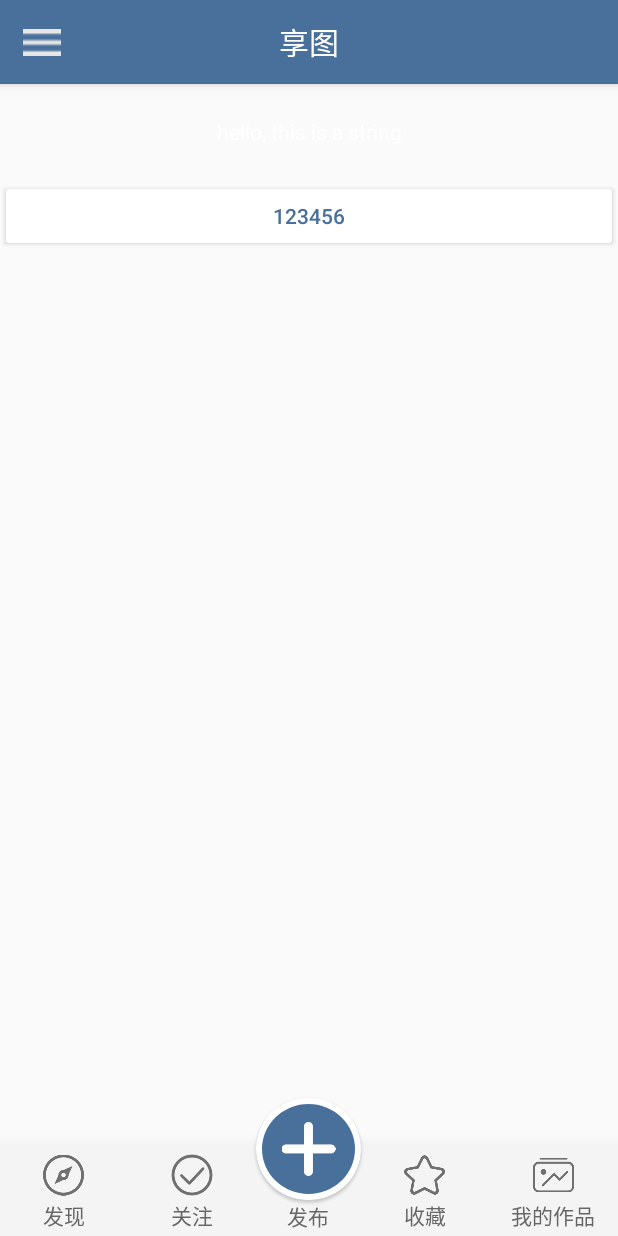
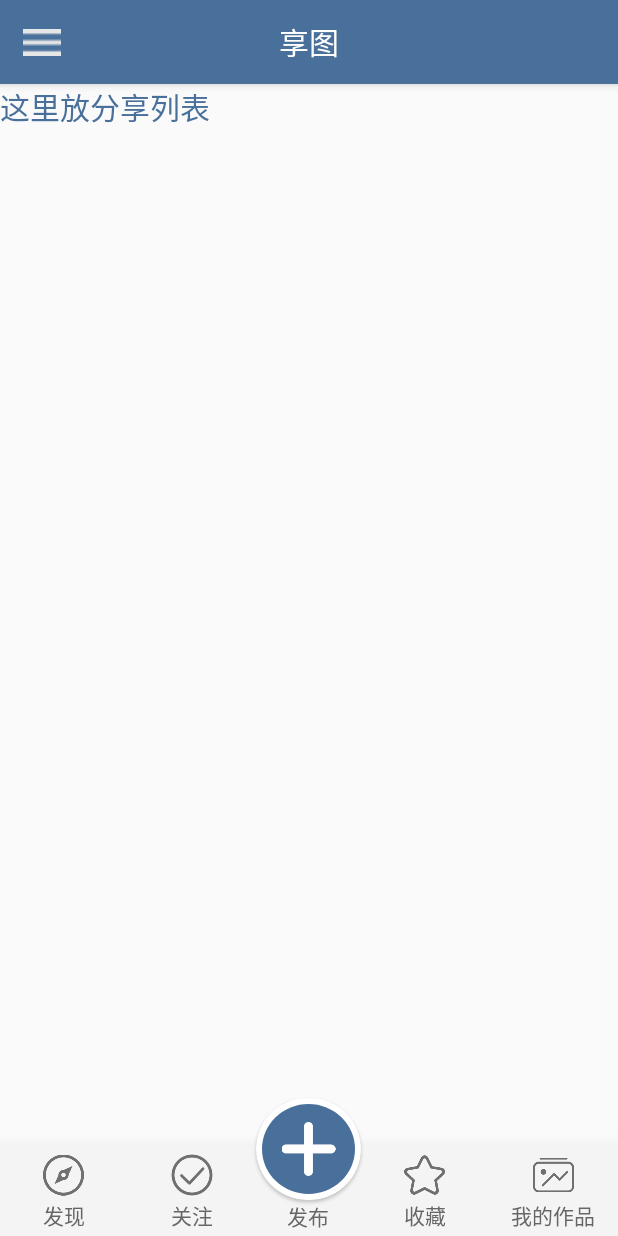
Before and after one commit to StriveCar/AndroidTask, an Android app: the MainActivity screen opened directly, with no data from a screen before it, on a phone screen of 412 x 824 dp. Run offline under Robolectric (Android 15) with nearby library versions, the light colour scheme and no system bars; our stand-ins replace CircleImageView; pictures from the network do not load; Roboto replaces fonts that are not available here; 2 statements that could not run were skipped.

Commit message:
创建分享、关注、收藏、和点赞列表对应的fragment类和布局文件

```diff
--- a/app/src/main/java/com/example/androidtask/MainActivity.java
+++ b/app/src/main/java/com/example/androidtask/MainActivity.java
@@ -7,12 +7,15 @@ import android.util.DisplayMetrics;
 import android.view.MenuItem;
 import android.view.View;
 import android.widget.ImageView;
+import android.widget.LinearLayout;
+import android.widget.RelativeLayout;
 import android.widget.TextView;
 import android.widget.Toast;
 
 import androidx.annotation.NonNull;
 import androidx.appcompat.app.AppCompatActivity;
 import androidx.appcompat.widget.Toolbar;
+import androidx.cardview.widget.CardView;
 import androidx.core.view.GravityCompat;
 import androidx.drawerlayout.widget.DrawerLayout;
 
@@ -42,11 +45,21 @@ public class MainActivity extends AppCompatActivity implements View.OnClickListe
 
     private boolean night_sun = false;
     private Toolbar toolbar;
-
     @Override
     protected void onCreate(Bundle savedInstanceState) {
         super.onCreate(savedInstanceState);
         setContentView(R.layout.activity_main);
+
+        RelativeLayout bottom_bar_1 = findViewById(R.id.bottom_bar_1_btn);
+        RelativeLayout bottom_bar_5= findViewById(R.id.bottom_bar_5_btn);
+        CardView bottom_bar_3 = findViewById(R.id.bottom_bar_3_btn);
+        RelativeLayout bottom_bar_2 = findViewById(R.id.bottom_bar_2_btn);
+        RelativeLayout bottom_bar_4 = findViewById(R.id.bottom_bar_4_btn);
+        bottom_bar_3.setOnClickListener(this);
+        bottom_bar_4.setOnClickListener(this);
+        bottom_bar_1.setOnClickListener(this);
+        bottom_bar_2.setOnClickListener(this);
+        bottom_bar_5.setOnClickListener(this);
 
         toolbar = findViewById(R.id.tool_bar);
         setSupportActionBar(toolbar);
@@ -113,8 +126,22 @@ public class MainActivity extends AppCompatActivity implements View.OnClickListe
     }
     @Override
     public void onClick(View v) {
+        //fragment 切换
+        int id = v.getId();
+        if(id == R.id.bottom_bar_1_btn){
+            Toast.makeText(this,"主页", Toast.LENGTH_SHORT).show();
+            //返回主页
+        } else if (id == R.id.bottom_bar_2_btn) {
+            Toast.makeText(this,"关注", Toast.LENGTH_SHORT).show();
+        } else if (id == R.id.bottom_bar_3_btn) {
+            Toast.makeText(this,"发布", Toast.LENGTH_SHORT).show();
+        } else if (id == R.id.bottom_bar_4_btn) {
+            Toast.makeText(this,"收藏", Toast.LENGTH_SHORT).show();
+        } else if (id == R.id.bottom_bar_5_btn) {
+            Toast.makeText(this,"我的作品", Toast.LENGTH_SHORT).show();
+        }
+    }
 
-    }
 
     @Override
     public boolean onNavigationItemSelected(@NonNull MenuItem item) {
--- a/app/src/main/java/com/example/androidtask/ShareListFragment.java
+++ b/app/src/main/java/com/example/androidtask/ShareListFragment.java
@@ -10,18 +10,17 @@ import androidx.annotation.Nullable;
 import androidx.fragment.app.Fragment;
 
 public class ShareListFragment extends Fragment {
-    private View root;
+    private View sharelist;
     @Override
     public void onCreate(@Nullable Bundle savedInstanceState) {
         super.onCreate(savedInstanceState);
     }
-
     @Nullable
     @Override
     public View onCreateView(@NonNull LayoutInflater inflater, @Nullable ViewGroup container, @Nullable Bundle savedInstanceState) {
-        if(root == null){
-            root = inflater.inflate(R.layout.fragment_share_list, container,false);
+        if(sharelist == null){
+            sharelist = inflater.inflate(R.layout.fragment_share_list, container,false);
         }
-        return root;
+        return sharelist;
     }
 }
--- a/app/src/main/res/layout/activity_main.xml
+++ b/app/src/main/res/layout/activity_main.xml
@@ -60,7 +60,8 @@
                 android:id="@+id/bottom_bar_1_btn"
                 android:layout_width="0dp"
                 android:layout_height="match_parent"
-                android:layout_weight="1">
+                android:layout_weight="1"
+                android:clickable="true">
 
                 <TextView
                     android:id="@+id/bottom_bar_text_1"
@@ -86,7 +87,8 @@
                 android:id="@+id/bottom_bar_2_btn"
                 android:layout_width="0dp"
                 android:layout_height="match_parent"
-                android:layout_weight="1">
+                android:layout_weight="1"
+                android:clickable="true">
 
                 <TextView
                     android:id="@+id/bottom_bar_text_2"
@@ -114,13 +116,14 @@
             </RelativeLayout>
 
             <LinearLayout
-                android:id="@+id/bottom_bar_3_btn"
                 android:layout_width="70dp"
-                android:layout_height="match_parent"
+                android:layout_height="wrap_content"
                 android:clipChildren="false"
-                android:orientation="vertical">
+                android:orientation="vertical"
+                android:clickable="true">
 
                 <androidx.cardview.widget.CardView
+                    android:id="@+id/bottom_bar_3_btn"
                     android:layout_width="match_parent"
                     android:layout_height="wrap_content"
                     android:layout_marginTop="-32dp"
@@ -157,7 +160,8 @@
                 android:id="@+id/bottom_bar_4_btn"
                 android:layout_width="0dp"
                 android:layout_height="match_parent"
-                android:layout_weight="1">
+                android:layout_weight="1"
+                android:clickable="true">
 
                 <TextView
                     android:id="@+id/bottom_bar_text_4"
@@ -187,7 +191,8 @@
                 android:id="@+id/bottom_bar_5_btn"
                 android:layout_width="0dp"
                 android:layout_height="match_parent"
-                android:layout_weight="1">
+                android:layout_weight="1"
+                android:clickable="true">
 
                 <TextView
                     android:id="@+id/bottom_bar_text_5"
@@ -214,15 +219,6 @@
             </RelativeLayout>
         </LinearLayout>
     </androidx.constraintlayout.widget.ConstraintLayout>
-
-    <!--    <FrameLayout-->
-    <!--        android:background="#80000000"-->
-    <!--        android:clickable="true"-->
-    <!--        android:focusable="true"-->
-    <!--        android:id="@+id/mask_layout"-->
-    <!--        android:layout_height="match_parent"-->
-    <!--        android:layout_width="match_parent"-->
-    <!--        android:visibility="invisible" />-->
 
     <com.google.android.material.navigation.NavigationView
         android:id="@+id/nav_view"
--- a/app/src/main/res/layout/fragment_share_list.xml
+++ b/app/src/main/res/layout/fragment_share_list.xml
@@ -13,21 +13,15 @@
         android:orientation="vertical">
         <TextView
             android:layout_width="match_parent"
-            android:layout_height="64dp"
-            android:gravity="center"
-            android:text="hello, this is a string"/>
-
-        <Button
-            android:layout_width="match_parent"
             android:layout_height="wrap_content"
-            android:text="123456"
+            android:text="这里放分享列表"
+            android:textSize="20sp"
             android:textColor="@color/teal_200"/>
 
-
         <ListView
-            android:id="@+id/shareList"
+            android:id="@+id/lv_shareList"
             android:layout_width="match_parent"
-            android:layout_height="wrap_content"
+            android:layout_height="match_parent"
             app:layout_constraintStart_toStartOf="parent"
             app:layout_constraintEnd_toEndOf="parent"
             app:layout_constraintTop_toTopOf="parent"
--- a/app/src/main/res/values/strings.xml
+++ b/app/src/main/res/values/strings.xml
@@ -26,4 +26,6 @@
     <string name="about_us">关于我们</string>
     <string name="set">设置</string>
     <string name="exit">退出</string>
+    <!-- TODO: Remove or change this placeholder text -->
+    <string name="hello_blank_fragment">Hello blank fragment</string>
 </resources>
```
Also changed, not shown: app/src/main/java/com/example/androidtask/FavouriteListFragment.java (added, +26 -0 lines), app/src/main/java/com/example/androidtask/FollowListFragment.java (added, +25 -0 lines), app/src/main/java/com/example/androidtask/MyShareListFragment.java (added, +26 -0 lines), app/src/main/res/layout/fragment_favourite_list.xml (added, +14 -0 lines), app/src/main/res/layout/fragment_follow_list.xml (added, +18 -0 lines), app/src/main/res/layout/fragment_my_share_list.xml (added, +14 -0 lines).
